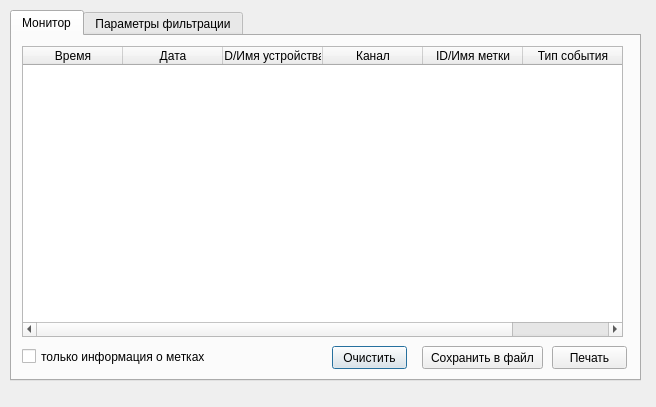
First picture: the form in audit/audit/ui/monitor_window.ui, repository BACuTPOH/r245, before the edit.
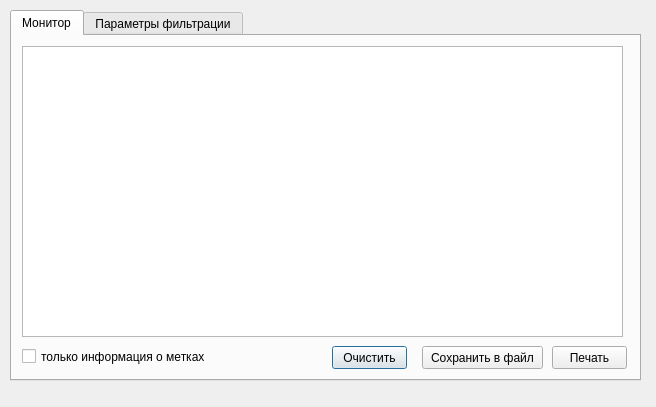
Second picture: the form after the edit.

```diff
--- a/audit/audit/ui/monitor_window.ui
+++ b/audit/audit/ui/monitor_window.ui
@@ -29,49 +29,6 @@
     <attribute name="title">
      <string>Монитор</string>
     </attribute>
-    <widget class="QTableWidget" name="monitor_table">
-     <property name="geometry">
-      <rect>
-       <x>10</x>
-       <y>10</y>
-       <width>601</width>
-       <height>291</height>
-      </rect>
-     </property>
-     <property name="horizontalScrollBarPolicy">
-      <enum>Qt::ScrollBarAsNeeded</enum>
-     </property>
-     <column>
-      <property name="text">
-       <string>Время</string>
-      </property>
-     </column>
-     <column>
-      <property name="text">
-       <string>Дата</string>
-      </property>
-     </column>
-     <column>
-      <property name="text">
-       <string>ID/Имя устройства</string>
-      </property>
-     </column>
-     <column>
-      <property name="text">
-       <string>Канал</string>
-      </property>
-     </column>
-     <column>
-      <property name="text">
-       <string>ID/Имя метки</string>
-      </property>
-     </column>
-     <column>
-      <property name="text">
-       <string>Тип события</string>
-      </property>
-     </column>
-    </widget>
     <widget class="QPushButton" name="clear_button">
      <property name="geometry">
       <rect>
@@ -124,6 +81,16 @@
       <string>только информация о метках</string>
      </property>
     </widget>
+    <widget class="QTableView" name="monitor_view">
+     <property name="geometry">
+      <rect>
+       <x>10</x>
+       <y>10</y>
+       <width>601</width>
+       <height>291</height>
+      </rect>
+     </property>
+    </widget>
    </widget>
    <widget class="QWidget" name="tab_2">
     <attribute name="title">
```
